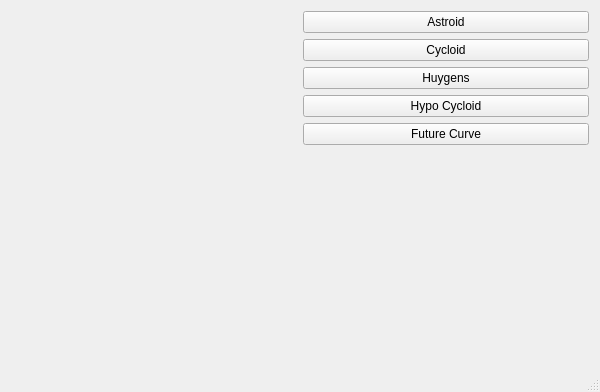
Qt form MainWindow.ui (MajaGruca/QtCurves) before a commit.
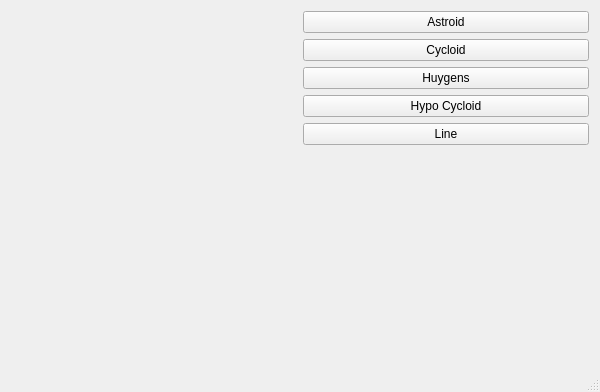
The same form after that commit. Custom widgets are drawn as their Qt base class.

Commit message: Line implementation

Patch:
```diff
--- a/MainWindow.ui
+++ b/MainWindow.ui
@@ -53,7 +53,7 @@
         <item>
          <widget class="QPushButton" name="btnFuture">
           <property name="text">
-           <string>Future Curve</string>
+           <string>Line</string>
           </property>
          </widget>
         </item>
```
Left out of the diff: 2 changed lines with no effect on the pictures. The commit also changes 4 other files.
